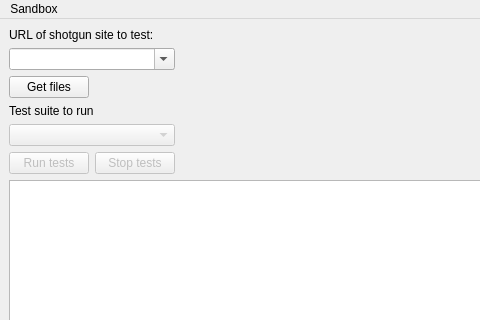
shotgunsoftware/sg-automation, file SG_Automation/runTestsGUI.ui: the form before one commit; both pictures show x 0 to 480 and y 0 to 320 of the 1200 by 600 pixel window.
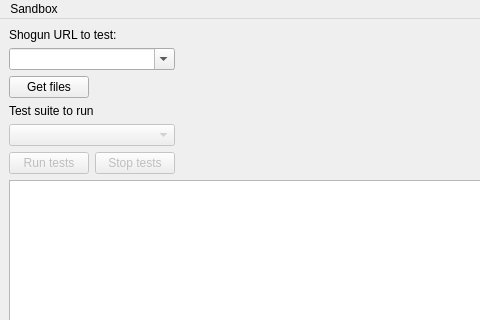
The form after the commit.

Diff of the .ui file:
```diff
--- a/SG_Automation/runTestsGUI.ui
+++ b/SG_Automation/runTestsGUI.ui
@@ -95,7 +95,7 @@
       <item row="0" column="0" colspan="2">
        <widget class="QLabel" name="label">
         <property name="text">
-         <string>URL of shotgun site to test:</string>
+         <string>Shogun URL to test:</string>
         </property>
        </widget>
       </item>
```
